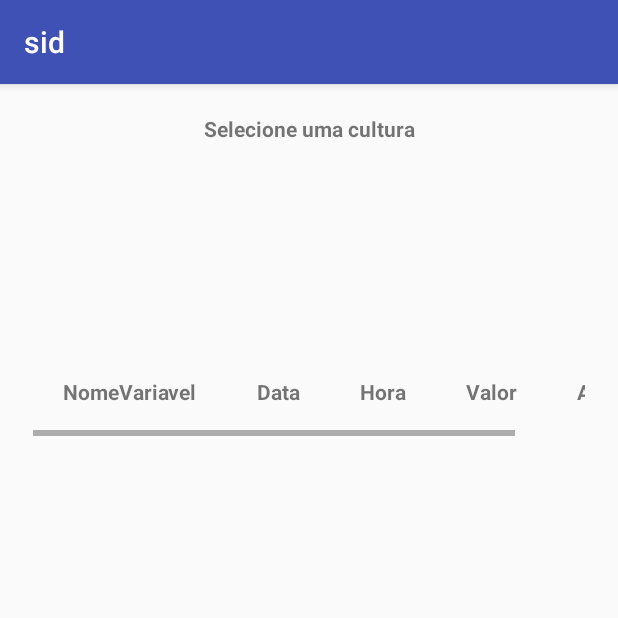
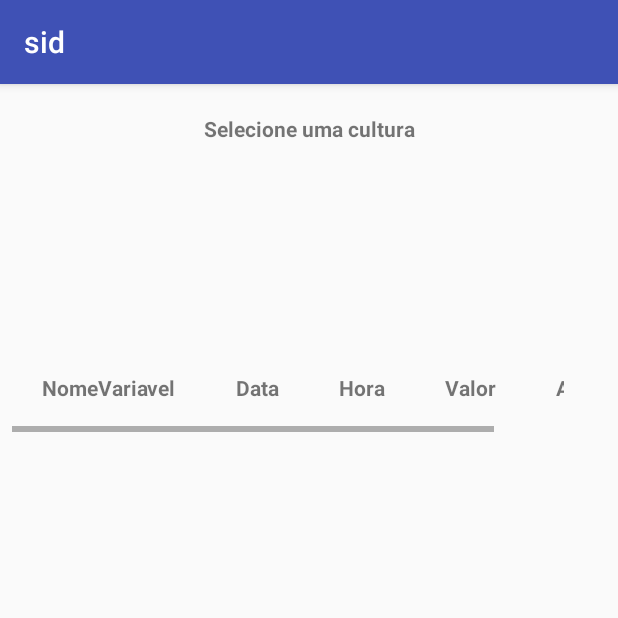
Before and after one commit to bjngs-iscteiul/android, an Android app: the AlertasActivity screen opened directly, with no data from a screen before it, on a phone screen of 412 x 824 dp, the top half of it. Run offline under Robolectric (Android 15) with nearby library versions, the phone set to English and light mode, and no system bars.

Commit message:
Commit Query refactor

```diff
--- a/app/src/main/java/inducesmile/com/sid/DataBase/DataBaseConfig.java
+++ b/app/src/main/java/inducesmile/com/sid/DataBase/DataBaseConfig.java
@@ -27,6 +27,8 @@ public class DataBaseConfig {
         public static final String COLUMN_NAME_HORAMEDICAO="HoraMedicao";
         public static final String COLUMN_NAME_NOMEVARIAVEL="NomeVariavel";
         public static final String COLUMN_NAME_ALERTAS="Alertas";
+        public static final String COLUMN_NAME_TEXTO="texto";
+        public static final String COLUMN_NAME_MIGRADO="migrado";
     }
 
     public static class Cultura implements BaseColumns{
--- a/app/src/main/java/inducesmile/com/sid/DataBase/DataBaseReader.java
+++ b/app/src/main/java/inducesmile/com/sid/DataBase/DataBaseReader.java
@@ -5,7 +5,7 @@ import android.database.sqlite.SQLiteDatabase;
 import android.util.Log;
 
 import inducesmile.com.sid.DataBase.DataBaseConfig;
-import inducesmile.com.sid.DataBase.DataBaseHandler;
+
 
 /**
  * Created by joao on 11/04/2018.
@@ -33,7 +33,7 @@ public class DataBaseReader {
         Cursor cursor = db.query(
                 DataBaseConfig.HumidadeTemperatura.TABLE_NAME,   // Nome da tabela
                 null,
-                        data,
+                null,
                 null,
                 null,
                 null,
--- a/app/src/main/res/layout/activity_alertas.xml
+++ b/app/src/main/res/layout/activity_alertas.xml
@@ -35,8 +35,10 @@
         android:layout_marginTop="8dp"
         app:layout_constraintBottom_toBottomOf="parent"
         app:layout_constraintEnd_toEndOf="parent"
+        app:layout_constraintHorizontal_bias="0.0"
         app:layout_constraintStart_toStartOf="parent"
-        app:layout_constraintTop_toTopOf="parent">
+        app:layout_constraintTop_toTopOf="parent"
+        app:layout_constraintVertical_bias="0.493">
 
         <HorizontalScrollView
             android:layout_width="match_parent"
```
